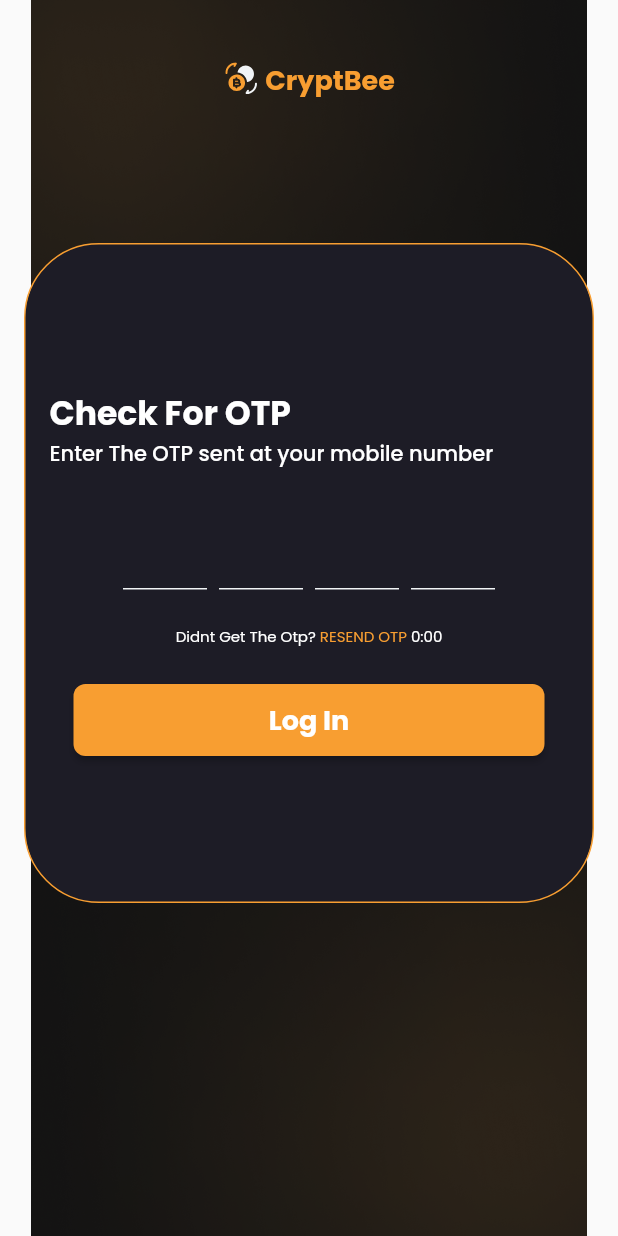
After one commit to vaidic-dodwani/CryptbeeApp, a Flutter app: the TwoFactorPage screen opened by its route, after a tap on "Log In", on a phone screen of 412 x 824 dp. The commit adds this screen. Run offline on Flutter 3.47's test engine with Material 2 defaults, Android fonts, the phone set to English and light mode, and no system bars; drawn by our look-alikes of flutter_countdown_timer, pinput; our stand-ins replace carousel_slider, firebase_core, firebase_dynamic_links, flutter_riverpod, flutter_svg, go_router; missing offline and left inert: android_intent_plus; accounts and stored records are empty.

Commit message:
Desgined Two-Factor Authentication Page

```diff
--- a/lib/Routing/route_names.dart
+++ b/lib/Routing/route_names.dart
@@ -6,4 +6,5 @@ class RouteNames {
   static const String mobileNumber = "mobileNumber";
   static const String verifier = "verifier";
   static const String mailOpener = "mailopener";
+  static const String twoFactor = "twofactor";
 }
--- a/lib/Routing/routing.dart
+++ b/lib/Routing/routing.dart
@@ -2,6 +2,7 @@ import 'package:cryptbee/Routing/route_names.dart';
 import 'package:cryptbee/Screens/ForgetPasswordPage.dart';
 import 'package:cryptbee/Screens/MobileNumberPage.dart';
 import 'package:cryptbee/Screens/SignUpPage.dart';
+import 'package:cryptbee/Screens/TwoFactorPage.dart';
 import 'package:cryptbee/Screens/mailOpener.dart';
 import 'package:cryptbee/Screens/onboarding.dart';
 import 'package:cryptbee/Screens/verificationChecker.dart';
@@ -42,6 +43,15 @@ class AppRouter {
                       );
                     },
                   ),
+                  GoRoute(
+                    name: RouteNames.twoFactor,
+                    path: 'twofactor',
+                    pageBuilder: (context, state) {
+                      return const MaterialPage(
+                        child: TwoFactorPage(),
+                      );
+                    },
+                  ),
                 ]),
             GoRoute(
                 name: RouteNames.signUp,
@@ -54,7 +64,7 @@ class AppRouter {
                 routes: [
                   GoRoute(
                     name: RouteNames.mailOpener,
-                    path: '/mailopener',
+                    path: 'mailopener',
                     pageBuilder: (context, state) {
                       return const MaterialPage(
                         child: MailOpener(),
--- /dev/null
+++ b/lib/Screens/TwoFactorPage.dart
@@ -0,0 +1,48 @@
+import 'dart:developer';
+
+import 'package:cryptbee/Utilities/Riverpod/riverpod_variables.dart';
+import 'package:cryptbee/Utilities/logoWithName.dart';
+import 'package:cryptbee/Utilities/otpBox.dart';
+import 'package:flutter/material.dart';
+import 'package:flutter/src/widgets/container.dart';
+import 'package:flutter/src/widgets/framework.dart';
+
+class TwoFactorPage extends StatefulWidget {
+  const TwoFactorPage({super.key});
+
+  @override
+  State<TwoFactorPage> createState() => _TwoFactorPageState();
+}
+
+class _TwoFactorPageState extends State<TwoFactorPage> {
+  @override
+  Widget build(BuildContext context) {
+    return Scaffold(
+      body: SingleChildScrollView(
+        child: Stack(
+          children: [
+            Image.asset(
+              "assests/background.png",
+              height: MediaQuery.of(context).size.height,
+              width: MediaQuery.of(context).size.width,
+            ),
+            Column(
+              children: [
+                SizedBox(height: 38),
+                CenterLogo(),
+                SizedBox(height: 93),
+                OtpBox(
+                  timerNotifier: twoFactorTimerNotifer,
+                  timerProvider: twoFactorTimerProvider,
+                  function: (pin) {
+                    log(pin);
+                  },
+                ),
+              ],
+            ),
+          ],
+        ),
+      ),
+    );
+  }
+}
--- a/lib/Utilities/Riverpod/riverpod_classes.dart
+++ b/lib/Utilities/Riverpod/riverpod_classes.dart
@@ -73,3 +73,19 @@ class buttonLoaderNotifier extends StateNotifier<bool> {
     state = !state;
   }
 }
+
+class TimerNotifier extends StateNotifier<int?> {
+  TimerNotifier() : super(DateTime.now().millisecondsSinceEpoch + 60000);
+
+  void increaseTime(int sec) {
+    if (state == null) {
+      state = DateTime.now().millisecondsSinceEpoch;
+    } else {
+      state = DateTime.now().millisecondsSinceEpoch + (sec * 1000);
+    }
+  }
+
+  void initTime() {
+    state ??= DateTime.now().millisecondsSinceEpoch + 60000;
+  }
+}
--- a/lib/Utilities/Riverpod/riverpod_variables.dart
+++ b/lib/Utilities/Riverpod/riverpod_variables.dart
@@ -63,3 +63,12 @@ final mobileNumberMobileErrorNotifier = MobileNumberErrorNotifier();
 final mobileNumberMobileErrorProvider =
     StateNotifierProvider<MobileNumberErrorNotifier, String>(
         (ref) => mobileNumberMobileErrorNotifier);
+
+//OTP BOX
+
+final twoFactorTimerNotifer = TimerNotifier();
+
+final twoFactorTimerProvider =
+    StateNotifierProvider<TimerNotifier, int?>((ref) {
+  return twoFactorTimerNotifer;
+});
--- a/lib/Utilities/logInButton.dart
+++ b/lib/Utilities/logInButton.dart
@@ -20,7 +20,7 @@ class logInButton extends ConsumerWidget {
         ? Padding(
             padding: const EdgeInsets.symmetric(horizontal: 16.0),
             child: SizedBox(
-              width: double.infinity,
+              width: MediaQuery.of(context).size.width,
               height: 48,
               child: ElevatedButton(
                   onPressed: function,
--- /dev/null
+++ b/lib/Utilities/otpBox.dart
@@ -0,0 +1,161 @@
+import 'dart:developer';
+
+import 'package:cryptbee/Utilities/Riverpod/riverpod_classes.dart';
+import 'package:cryptbee/Utilities/logInButton.dart';
+import 'package:cryptbee/Utilities/utilities.dart';
+import 'package:flutter/material.dart';
+import 'package:flutter_countdown_timer/flutter_countdown_timer.dart';
+import 'package:flutter_riverpod/flutter_riverpod.dart';
+import 'package:pinput/pinput.dart';
+
+class OtpBox extends ConsumerStatefulWidget {
+  final TimerNotifier timerNotifier;
+  final StateNotifierProvider<TimerNotifier, int?> timerProvider;
+  void Function(String)? function;
+
+  OtpBox(
+      {super.key,
+      required this.timerNotifier,
+      required this.timerProvider,
+      this.function});
+
+  @override
+  ConsumerState<ConsumerStatefulWidget> createState() => _OtpBoxState();
+}
+
+class _OtpBoxState extends ConsumerState<OtpBox> {
+  final pinController = TextEditingController();
+
+  @override
+  Widget build(BuildContext context) {
+    int? endTime = ref.watch(widget.timerProvider);
+    widget.timerNotifier.initTime();
+    return Padding(
+      padding: const EdgeInsets.symmetric(horizontal: 16.0),
+      child: Container(
+        width: double.infinity,
+        height: 440,
+        decoration: BoxDecoration(
+            color: Palette.neutralBlack,
+            border: Border.all(
+              color: Palette.primaryColor,
+              width: 1,
+            ),
+            borderRadius: BorderRadius.circular(50)),
+        child: Padding(
+          padding: const EdgeInsets.symmetric(horizontal: 16),
+          child: Column(
+            children: [
+              const SizedBox(height: 96),
+              Align(
+                alignment: Alignment.centerLeft,
+                child: Text(
+                  "Check For OTP",
+                  style: titleLarge(),
+                ),
+              ),
+              Align(
+                alignment: Alignment.centerLeft,
+                child: Text(
+                  "Enter The OTP sent at your mobile number",
+                  style: titleSmall(),
+                ),
+              ),
+              const SizedBox(height: 24),
+              Pinput(
+                onCompleted: (value) => {},
+                keyboardType: TextInputType.number,
+                length: 4,
+                controller: pinController,
+                defaultPinTheme: defaultPinTheme,
+                focusedPinTheme: focusedPinTheme,
+                followingPinTheme: followingPinTheme,
+              ),
+              const SizedBox(height: 24),
+              Row(
+                mainAxisAlignment: MainAxisAlignment.center,
+                children: [
+                  Text(
+                    "Didnt Get The Otp? ",
+                    style: labelSmall(),
+                  ),
+                  GestureDetector(
+                    onTap: () {
+                      final nowTime = DateTime.now().millisecondsSinceEpoch;
+                      log((nowTime - endTime!).toString());
+                      if (nowTime >= endTime) {
+                        widget.timerNotifier.increaseTime(60);
+                      }
+                    },
+                    child: Text(
+                      "RESEND OTP ",
+                      style: labelSmall(fontColor: Palette.primaryColor),
+                    ),
+                  ),
+                  CountdownTimer(
+                    endTime: endTime,
+                    widgetBuilder: (context, time) {
+                      if (time != null) {
+                        if (time.sec.toString().length == 2) {
+                          return Text(
+                            "0:${time.sec}",
+                            style: labelSmall(),
+                          );
+                        } else {
+                          return Text(
+                            "0:0${time.sec}",
+                            style: labelSmall(),
+                          );
+                        }
+                      } else {
+                        return const Text("");
+                      }
+                    },
+                  ),
+                ],
+              ),
+              const SizedBox(height: 24),
+              logInButton(
+                  text: "Log In",
+                  function: () {
+                    if (pinController.text.length >= 4) {
+                      if (widget.function != null) {
+                        widget.function!(pinController.text);
+                      }
+                    }
+                  })
+            ],
+          ),
+        ),
+      ),
+    );
+  }
+}
+
+final defaultPinTheme = PinTheme(
+  height: 56,
+  width: 56,
+  textStyle: titleMedium(),
+  decoration: const BoxDecoration(
+    border: Border(bottom: BorderSide(width: 1.0, color: Colors.transparent)),
+  ),
+);
+
+final focusedPinTheme = PinTheme(
+  height: 56,
+  width: 56,
+  textStyle: titleMedium(),
+  decoration: const BoxDecoration(
+    border: Border(bottom: BorderSide(width: 1.0, color: Palette.primaryColor)),
+  ),
+);
+
+final followingPinTheme = PinTheme(
+  height: 56,
+  width: 56,
+  textStyle: titleMedium(),
+  decoration: const BoxDecoration(
+    border: Border(
+        bottom: BorderSide(width: 1.0, color: Palette.secondaryOffWhiteColor)),
+  ),
+);
--- a/pubspec.yaml
+++ b/pubspec.yaml
@@ -36,9 +36,11 @@ dependencies:
   firebase_dynamic_links: ^5.0.10
   flutter:
     sdk: flutter
+  flutter_countdown_timer: ^4.1.0
   flutter_riverpod: ^2.1.2
   flutter_svg: ^1.1.6
   go_router: ^6.0.0
+  pinput: ^2.2.20
   shared_preferences: ^2.0.15
   toast: ^0.3.0
 
```
Also changed, not shown: pubspec.lock, 5 other files.
